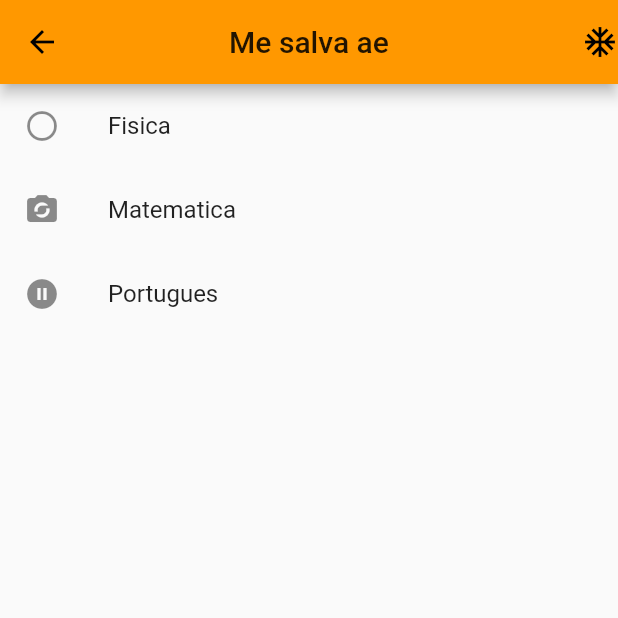
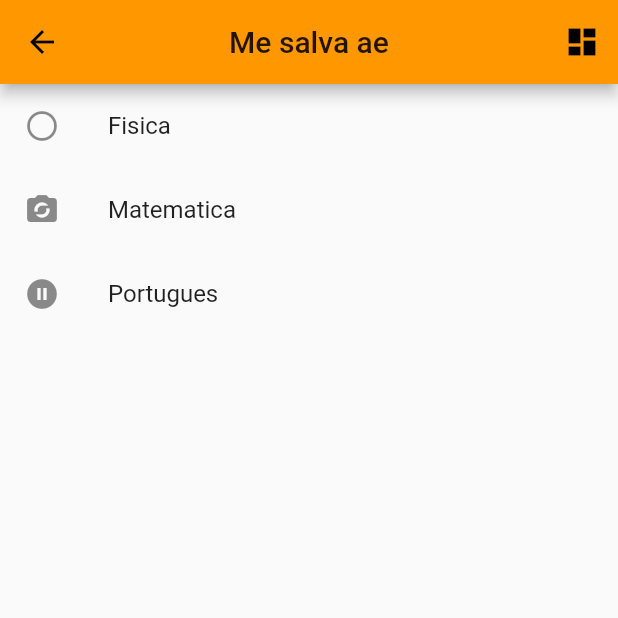
Before and after one commit to Numb4r/-Deprecated-contatar-aula, a Flutter app: the ChoiceMateria screen opened by its route, on a phone screen of 412 x 824 dp, the top half of it. Run offline on Flutter 3.47's test engine with Material 2 defaults, Android fonts, the phone set to English and light mode, and no system bars; our stand-ins replace email_validator, flutter_credit_card, flutter_staggered_animations, font_awesome_flutter; statements that could not run were skipped.

Commit message:
create button to change the theme

```diff
--- a/lib/app/shared/components/appBarRegistro.dart
+++ b/lib/app/shared/components/appBarRegistro.dart
@@ -1,11 +1,22 @@
+import 'package:aula_online/app/shared/blocs/theme.dart';
 import 'package:flutter/material.dart';
+import 'package:provider/provider.dart';
 
 Widget title() {
   return AppBar(
     title: Text("Me salva ae"),
     centerTitle: true,
-    actions: <Widget>[
-      Icon(Icons.ac_unit),
-    ],
+    actions: <Widget>[IconButtonChangeTheme()],
   );
 }
+
+class IconButtonChangeTheme extends StatelessWidget {
+  @override
+  Widget build(BuildContext context) {
+    final tema = Provider.of<ThemeChanger>(context);
+    return IconButton(
+      icon: Icon(Icons.dashboard),
+      onPressed: () => tema.switchTheme(),
+    );
+  }
+}
```
